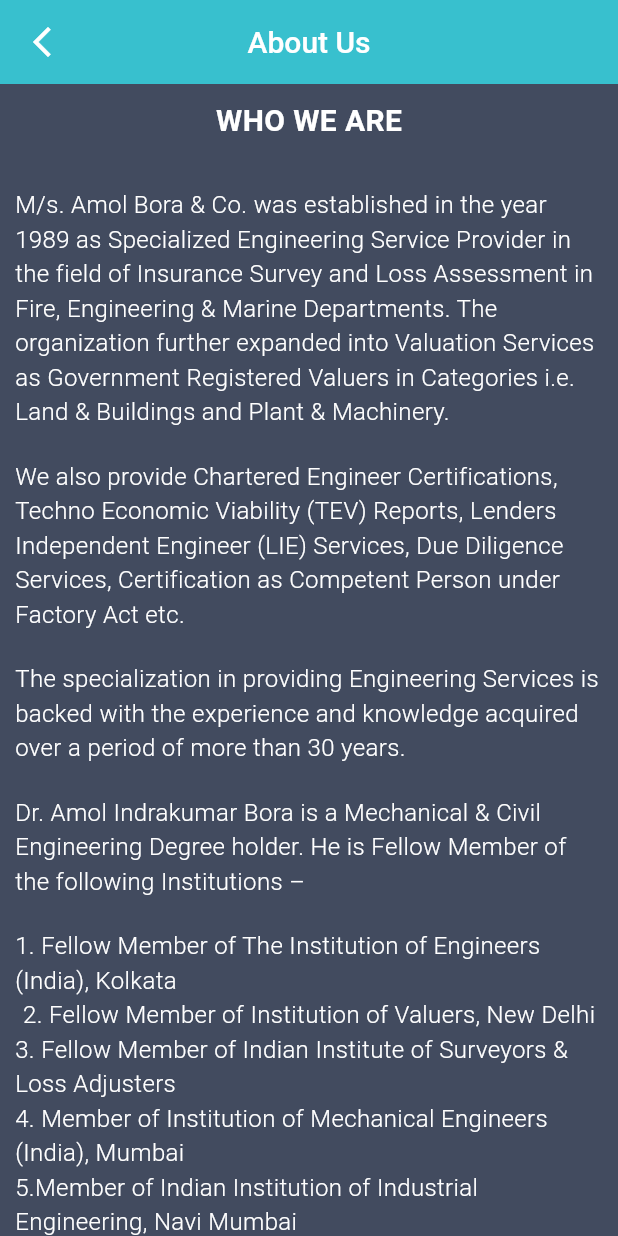
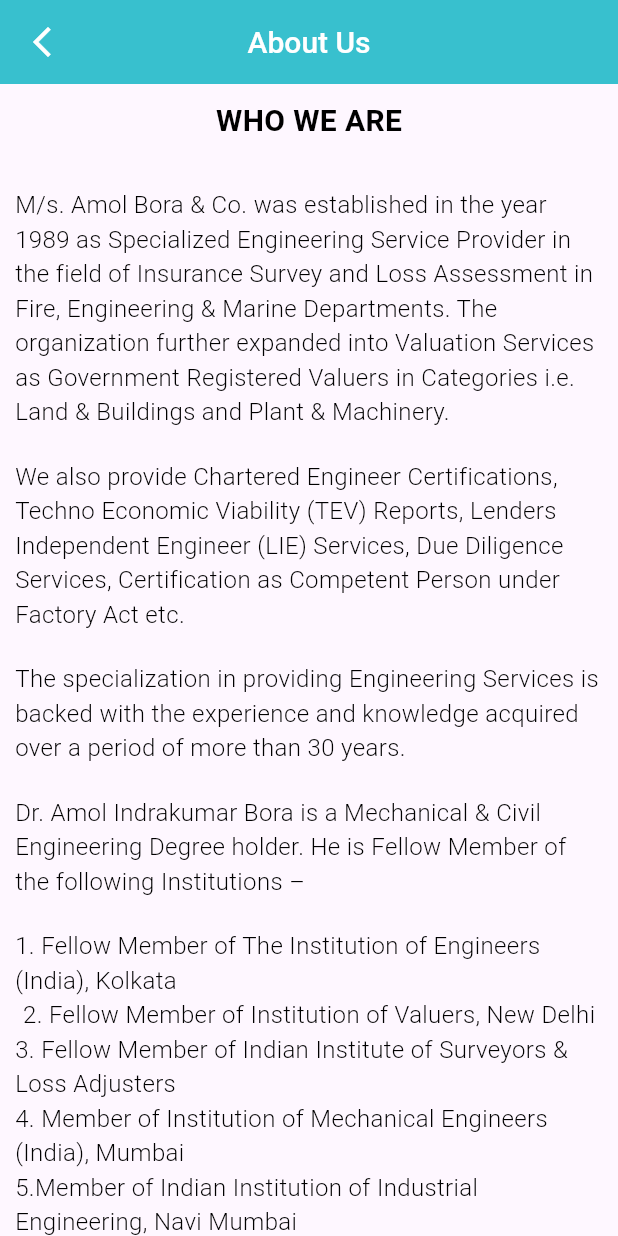
Before and after one commit to adityapatil18/property_valuation, a Flutter app: the AboutUsScreen screen opened directly, on a phone screen of 412 x 824 dp. Run offline on Flutter 3.47's test engine with Material 3 defaults, Android fonts, the phone set to English and light mode, and no system bars; our stand-ins replace dotted_border, dropdown_search, flutter_typeahead, geolocator, google_maps_flutter, image_picker and 3 more; missing offline and left inert: multiselect_formfield; accounts and stored records are empty.

Commit message:
chnages done

```diff
--- a/lib/View/Screens/about_us_screen.dart
+++ b/lib/View/Screens/about_us_screen.dart
@@ -8,7 +8,7 @@
   @override
   Widget build(BuildContext context) {
     return Scaffold(
-      backgroundColor: Color.fromARGB(1, 66, 75, 95).withOpacity(1),
+      // backgroundColor: Color.fromARGB(1, 66, 75, 95).withOpacity(1),
       appBar: AppBar(
         leading: IconButton(
           onPressed: () {
@@ -34,7 +34,7 @@
             children: [
               TextWidget(
                   text: 'WHO WE ARE',
-                  textcolor: Colors.white,
+                  textcolor: Colors.black,
                   textsize: 20,
                   textweight: FontWeight.w700),
               SizedBox(
@@ -43,7 +43,7 @@
               Text(
                 'M/s. Amol Bora & Co. was established in the year 1989 as Specialized Engineering Service Provider in the field of Insurance Survey and Loss Assessment in Fire, Engineering & Marine Departments. The organization further expanded into Valuation Services as Government Registered Valuers in Categories i.e. Land & Buildings and Plant & Machinery.',
                 style: TextStyle(
-                    color: Colors.white,
+                    color: Colors.black,
                     fontSize: 16,
                     fontWeight: FontWeight.w300),
               ),
@@ -53,7 +53,7 @@
               Text(
                 "We also provide Chartered Engineer Certifications, Techno Economic Viability (TEV) Reports, Lenders Independent Engineer (LIE) Services, Due Diligence Services, Certification as Competent Person under Factory Act etc.",
                 style: TextStyle(
-                    color: Colors.white,
+                    color: Colors.black,
                     fontSize: 16,
                     fontWeight: FontWeight.w300),
               ),
@@ -63,7 +63,7 @@
               Text(
                 "The specialization in providing Engineering Services is backed with the experience and knowledge acquired over a period of more than 30 years.",
                 style: TextStyle(
-                    color: Colors.white,
+                    color: Colors.black,
                     fontSize: 16,
                     fontWeight: FontWeight.w300),
               ),
@@ -73,7 +73,7 @@
               Text(
                 "Dr. Amol Indrakumar Bora is a Mechanical & Civil Engineering Degree holder. He is Fellow Member of the following Institutions –",
                 style: TextStyle(
-                    color: Colors.white,
+                    color: Colors.black,
                     fontSize: 16,
                     fontWeight: FontWeight.w300),
               ),
@@ -85,7 +85,7 @@
                 overflow: TextOverflow.ellipsis,
                 maxLines: 3,
                 style: TextStyle(
-                    color: Colors.white,
+                    color: Colors.black,
                     fontSize: 16,
                     fontWeight: FontWeight.w300),
               ),
@@ -94,7 +94,7 @@
                 overflow: TextOverflow.ellipsis,
                 maxLines: 3,
                 style: TextStyle(
-                    color: Colors.white,
+                    color: Colors.black,
                     fontSize: 16,
                     fontWeight: FontWeight.w300),
               ),
@@ -103,7 +103,7 @@
                 overflow: TextOverflow.ellipsis,
                 maxLines: 3,
                 style: TextStyle(
-                    color: Colors.white,
+                    color: Colors.black,
                     fontSize: 16,
                     fontWeight: FontWeight.w300),
               ),
@@ -112,7 +112,7 @@
                 overflow: TextOverflow.ellipsis,
                 maxLines: 3,
                 style: TextStyle(
-                    color: Colors.white,
+                    color: Colors.black,
                     fontSize: 16,
                     fontWeight: FontWeight.w300),
               ),
@@ -121,7 +121,7 @@
                 overflow: TextOverflow.ellipsis,
                 maxLines: 3,
                 style: TextStyle(
-                    color: Colors.white,
+                    color: Colors.black,
                     fontSize: 16,
                     fontWeight: FontWeight.w300),
               ),
@@ -130,14 +130,14 @@
                   overflow: TextOverflow.ellipsis,
                   maxLines: 3,
                   style: TextStyle(
-                      color: Colors.white,
+                      color: Colors.black,
                       fontSize: 16,
                       fontWeight: FontWeight.w300)),
               Text("7.Member of Indian Society of Structural Engineers, Mumbai",
                   overflow: TextOverflow.ellipsis,
                   maxLines: 3,
                   style: TextStyle(
-                      color: Colors.white,
+                      color: Colors.black,
                       fontSize: 16,
                       fontWeight: FontWeight.w300)),
               SizedBox(
@@ -146,7 +146,7 @@
               Text(
                   "Dr. Bora has been awarded doctorate degree as in “Doctor of Philosophy (Entrepreneurship Honoris Causa)” at Colombo, Sri Lanka in June 2016, Reg. No. 062016345MA.",
                   style: TextStyle(
-                      color: Colors.white,
+                      color: Colors.black,
                       fontSize: 16,
                       fontWeight: FontWeight.w300)),
               SizedBox(
@@ -155,7 +155,7 @@
               Text(
                   "In 1989, Dr. Amol Bora started working as an independent Insurance Surveyor & Loss Assessor and Valuer in Ahmednagar. In 1997, started office in Pune and in the year 2003, in Mumbai.",
                   style: TextStyle(
-                      color: Colors.white,
+                      color: Colors.black,
                       fontSize: 16,
                       fontWeight: FontWeight.w300)),
               SizedBox(
@@ -164,7 +164,7 @@
               Text(
                   "Dr. Amol Bora was the Hon. Secretary of Institution of Engineers (India) of Ahmednagar Local Centre for the period 1993-95. Associated with the Institution of Valuer’s and was Chairman of Pune Unit in the year 2000-2004. Associated with the Institution of Engineers (I) Maharashtra State Centre, Mumbai & was Hon. Secretary of the Centre for the session 2002-2004. He was also the Chairman of Institution of Engineers (I) of Pune Local Centre for the period 2010-12. Organized, Indian Engineering Congress at Hotel Grand Hyatt, Mumbai in 2003 in which the speakers were Mr. Nandan Nilekani,Mr. Bharti Mittal, Ms. Leela Poonawala, Mr. K.V. Kamath, Mr. Sam Pitroda & the Congress was Inaugurated by Mr. S.M. Krishna (Then Governor of Maharashtra).",
                   style: TextStyle(
-                      color: Colors.white,
+                      color: Colors.black,
                       fontSize: 16,
                       fontWeight: FontWeight.w300)),
             ],
--- a/lib/View/Screens/case_status_screen.dart
+++ b/lib/View/Screens/case_status_screen.dart
@@ -67,9 +67,9 @@
         setState(() {
           final jsonData = jsonDecode(response.body);
           final liveVisitData = LiveVisitData.fromJson(jsonData);
-          _reception.text = liveVisitData.data.username;
-          _branchOfficer.text = liveVisitData.data.username;
-          _engineer.text = liveVisitData.data.visitAllocatedname;
+          _reception.text = liveVisitData.data.username!;
+          _branchOfficer.text = liveVisitData.data.username!;
+          _engineer.text = liveVisitData.data.visitAllocatedname!;
           print('liveVisitbyId data response: $jsonData');
 
           print(_reception.text);
--- a/lib/View/Screens/splash_screen.dart
+++ b/lib/View/Screens/splash_screen.dart
@@ -12,7 +12,6 @@
 
 class _SplashScreenState extends State<SplashScreen> {
   double progressPercent = 0.0;
-
 
   @override
   Widget build(BuildContext context) {
--- a/lib/main.dart
+++ b/lib/main.dart
@@ -1,5 +1,4 @@
 import 'package:flutter/material.dart';
-import 'package:property_valuation/View/Screens/forget_password_screen.dart';
 import 'package:property_valuation/View/Screens/home_screen.dart';
 import 'package:property_valuation/View/Screens/login_screen.dart';
 import 'package:property_valuation/View/Screens/splash_screen.dart';
```
Also changed, not shown: lib/View/Screens/contact_us_screen.dart (+11 -11 lines), lib/View/Screens/history_screen.dart (+20 -0 lines), lib/View/Screens/home_screen.dart (+24 -9 lines), lib/View/Screens/profile_screen.dart (+12 -13 lines), lib/View/Screens/tech_initiation_screen.dart (+9 -9 lines), lib/model/live_visit_data_model.dart (+54 -54 lines).
